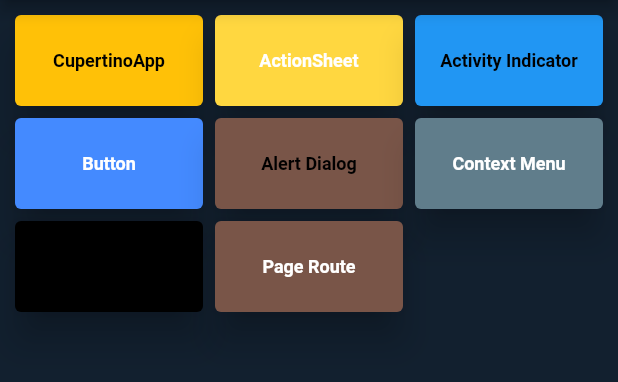
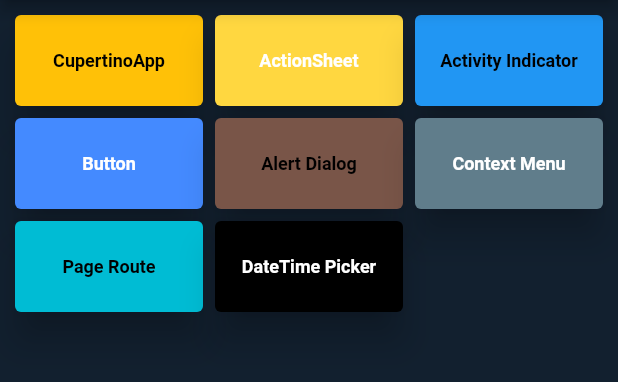
Before and after one commit to erdemgocen44/Flutter-Cupertino-Widget, a Flutter app: the screen it shows after launch, on a phone screen of 412 x 824 dp, the part 84-466 px from its top. Run offline on Flutter 3.47's test engine with Material 2 defaults, Android fonts, the phone set to English and light mode, and no system bars.

Commit message:
cupertino page route starting

```diff
--- a/lib/core/buttons.dart
+++ b/lib/core/buttons.dart
@@ -39,15 +39,15 @@ List<Widget> buttons = [
     rota: '/context',
   ),
   CustomElevatedButton(
+    yazi: 'Page Route',
+    primary: Colors.cyan,
+    onprimary: Colors.black,
+    rota: '/route',
+  ),
+  CustomElevatedButton(
     yazi: 'DateTime Picker',
     primary: Colors.black,
-    onprimary: Colors.black,
+    onprimary: Colors.white,
     rota: '/date',
   ),
-  CustomElevatedButton(
-    yazi: 'Page Route',
-    primary: Colors.brown,
-    onprimary: Colors.white,
-    rota: '/route',
-  ),
 ];
--- a/lib/widgets/page_route_home.dart
+++ b/lib/widgets/page_route_home.dart
@@ -12,7 +12,8 @@ class PageRouteHome extends StatefulWidget {
 class _PageRouteHomeState extends State<PageRouteHome> {
   @override
   Widget build(BuildContext context) {
-    return Center(
+    return Scaffold(
+      body: Center(
         child: CupertinoButton.filled(
             child: const Text('Go Page 2'),
             onPressed: () {
@@ -21,6 +22,7 @@ class _PageRouteHomeState extends State<PageRouteHome> {
                 return PageTwo();
               }));
             }),
+      ),
     );
   }
 }
```
Lines whose indentation alone changed are shown as unchanged.
